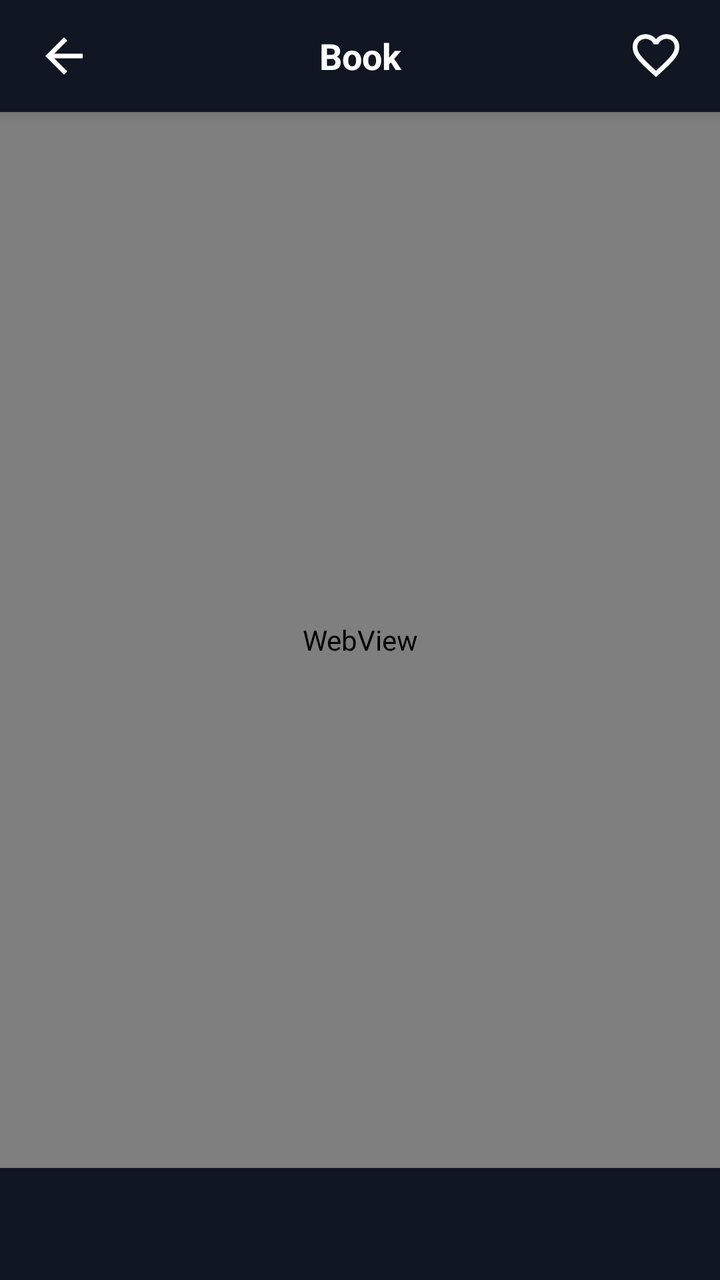
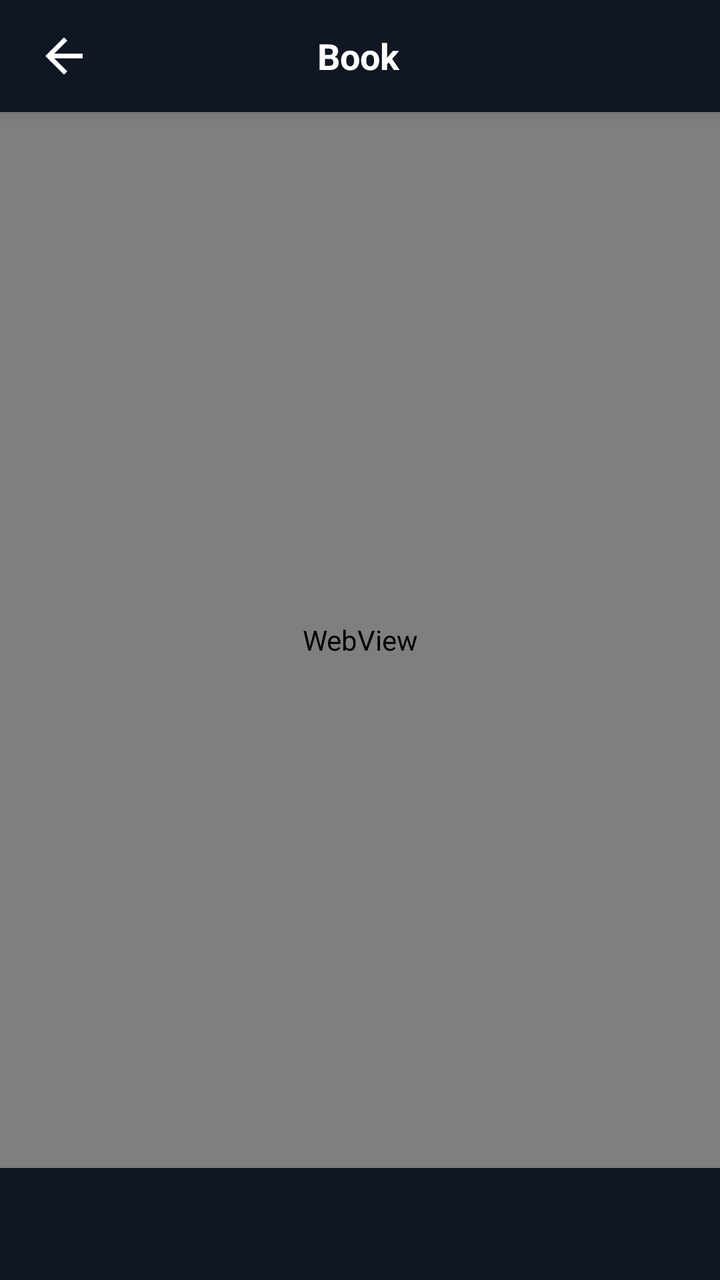

The first picture is an Android layout as it rendered before a commit; the second is the same layout after the commit. The layout source and the unified diff follow.
<!-- AndroidManifest.xml: application theme AppTheme -->
<!-- res/layout/fragment_pdf_reader.xml -->
<?xml version="1.0" encoding="utf-8"?>
<RelativeLayout xmlns:android="http://schemas.android.com/apk/res/android"
    xmlns:app="http://schemas.android.com/apk/res-auto"
    xmlns:tools="http://schemas.android.com/tools"
    android:layout_width="match_parent"
    android:layout_height="match_parent"
    android:background="@color/app_color">

    

    <LinearLayout
        android:id="@+id/top_bar"
        android:layout_width="match_parent"
        android:layout_height="56dp"
        android:orientation="horizontal"
        android:background="@color/app_color"
        android:gravity="center_vertical"
        android:paddingStart="8dp"
        android:paddingEnd="8dp"
        android:elevation="4dp">

        <ImageButton
            android:id="@+id/back_button"
            android:layout_width="48dp"
            android:layout_height="48dp"
            android:src="@drawable/ic_arrow_back"
            android:background="?attr/selectableItemBackgroundBorderless"
            app:tint="@color/white" />

        <TextView
            android:id="@+id/book_title"
            android:layout_width="0dp"
            android:layout_height="wrap_content"
            android:layout_weight="1"
            android:text="Book"
            android:textColor="@color/white"
            android:textSize="18sp"
            android:textStyle="bold"
            android:gravity="center"
            android:maxLines="1"
            android:ellipsize="end" />



        <ImageButton
            android:id="@+id/like_button"
            android:layout_width="48dp"
            android:layout_height="48dp"
            android:src="@drawable/ic_like"
            android:background="?attr/selectableItemBackgroundBorderless"
            app:tint="@color/white" />

    </LinearLayout>



    

    <WebView
        android:id="@+id/pdf_webview"
        android:layout_width="match_parent"
        android:layout_height="match_parent"
        android:layout_above="@id/bottom_bar"
        android:layout_below="@+id/top_bar"
        android:overScrollMode="never"
        android:scrollbars="none" />

    

    <LinearLayout
        android:id="@+id/bottom_bar"
        android:layout_width="match_parent"
        android:layout_height="56dp"
        android:layout_alignParentBottom="true"
        android:orientation="horizontal"
        android:background="@color/app_color"
        android:gravity="center"
        android:elevation="4dp">

        <TextView
            android:id="@+id/page_number"
            android:layout_width="wrap_content"
            android:layout_height="wrap_content"
            android:text=""
            android:textColor="@color/white"
            android:textSize="24sp"
            android:textStyle="bold" />

    </LinearLayout>

</RelativeLayout>
<!-- resources referenced by this layout -->
<resources>
  <color name="app_color">#101622</color>
  <color name="white">#FFFFFFFF</color>
  <!-- drawable ic_arrow_back (drawable) -->
  <vector xmlns:android="http://schemas.android.com/apk/res/android"
      android:width="28dp"
      android:height="28dp"
      android:viewportWidth="28"
      android:viewportHeight="28">
    <path
        android:pathData="M9.129,15.167L15.663,21.7L14,23.333L4.667,14L14,4.667L15.663,6.3L9.129,12.833H23.333V15.167H9.129Z"
        android:fillColor="#27272A"/>
  </vector>
  <!-- drawable ic_like (drawable) -->
  <vector xmlns:android="http://schemas.android.com/apk/res/android"
      android:width="28dp"
      android:height="28dp"
      android:viewportWidth="28"
      android:viewportHeight="28">
    <path
        android:pathData="M14,24.5L12.308,22.983C10.344,21.214 8.721,19.688 7.438,18.404C6.154,17.121 5.133,15.969 4.375,14.948C3.617,13.927 3.087,12.989 2.785,12.133C2.484,11.278 2.333,10.403 2.333,9.508C2.333,7.681 2.946,6.154 4.171,4.929C5.396,3.704 6.922,3.092 8.75,3.092C9.761,3.092 10.724,3.306 11.637,3.733C12.551,4.161 13.339,4.764 14,5.542C14.661,4.764 15.449,4.161 16.362,3.733C17.276,3.306 18.239,3.092 19.25,3.092C21.078,3.092 22.604,3.704 23.829,4.929C25.054,6.154 25.667,7.681 25.667,9.508C25.667,10.403 25.516,11.278 25.215,12.133C24.913,12.989 24.383,13.927 23.625,14.948C22.867,15.969 21.846,17.121 20.563,18.404C19.279,19.688 17.656,21.214 15.692,22.983L14,24.5ZM14,21.35C15.867,19.678 17.403,18.244 18.608,17.048C19.814,15.852 20.767,14.812 21.467,13.927C22.167,13.042 22.653,12.255 22.925,11.565C23.197,10.874 23.333,10.189 23.333,9.508C23.333,8.342 22.944,7.369 22.167,6.592C21.389,5.814 20.417,5.425 19.25,5.425C18.336,5.425 17.49,5.683 16.712,6.198C15.935,6.713 15.4,7.369 15.108,8.167H12.892C12.6,7.369 12.065,6.713 11.288,6.198C10.51,5.683 9.664,5.425 8.75,5.425C7.583,5.425 6.611,5.814 5.833,6.592C5.056,7.369 4.667,8.342 4.667,9.508C4.667,10.189 4.803,10.874 5.075,11.565C5.347,12.255 5.833,13.042 6.533,13.927C7.233,14.812 8.186,15.852 9.392,17.048C10.597,18.244 12.133,19.678 14,21.35Z"
        android:fillColor="#71717A"/>
  </vector>
  <style name="AppTheme" parent="AppTheme.Dark" />
  <style name="AppTheme.Dark" parent="Theme.MaterialComponents.DayNight.NoActionBar">
          <item name="android:statusBarColor">@color/app_color</item>
          <item name="android:navigationBarColor">@color/app_color</item>
          <item name="android:windowLightStatusBar">false</item>
          <item name="android:windowLightNavigationBar" tools:targetApi="27">false</item>
      </style>
</resources>

<!-- the commit's change to res/layout/fragment_pdf_reader.xml (unified diff, before → after) -->
@@ -29,30 +29,85 @@
 
         <TextView
             android:id="@+id/book_title"
+            android:layout_marginEnd="50dp"
             android:layout_width="0dp"
             android:layout_height="wrap_content"
             android:layout_weight="1"
+            android:gravity="center"
             android:text="Book"
             android:textColor="@color/white"
             android:textSize="18sp"
             android:textStyle="bold"
-            android:gravity="center"
             android:maxLines="1"
             android:ellipsize="end" />
 
-
+        <ImageButton
+            android:id="@+id/search_button"
+            android:layout_width="0dp"
+            android:layout_height="0dp"
+            android:background="?attr/selectableItemBackgroundBorderless"
+            app:tint="@color/white" />
 
         <ImageButton
             android:id="@+id/like_button"
-            android:layout_width="48dp"
-            android:layout_height="48dp"
-            android:src="@drawable/ic_like"
+            android:layout_width="0dp"
+            android:layout_height="0dp"
             android:background="?attr/selectableItemBackgroundBorderless"
             app:tint="@color/white" />
 
     </LinearLayout>
 
+    
 
+    <LinearLayout
+        android:id="@+id/search_layout"
+        android:layout_width="match_parent"
+        android:layout_height="wrap_content"
+        android:layout_below="@id/top_bar"
+        android:orientation="horizontal"
+        android:visibility="gone"
+        android:padding="8dp"
+        android:background="#1E1E1E"
+        android:gravity="center_vertical"
+        android:elevation="6dp">
+
+        <EditText
+            android:id="@+id/search_input"
+            android:layout_width="0dp"
+            android:layout_height="48dp"
+            android:layout_weight="1"
+            android:hint="Search in book..."
+            android:textColor="@color/white"
+            android:textColorHint="#AAAAAA"
+            android:background="@drawable/bg_search"
+            android:paddingStart="16dp"
+            android:paddingEnd="16dp" />
+
+        <TextView
+            android:id="@+id/search_count"
+            android:layout_width="wrap_content"
+            android:layout_height="wrap_content"
+            android:text="0/0"
+            android:textColor="@color/white"
+            android:padding="8dp" />
+
+        <ImageButton
+            android:id="@+id/btn_prev"
+            android:layout_width="40dp"
+            android:layout_height="40dp"
+            android:src="@drawable/ic_arrow_up"
+            android:background="?attr/selectableItemBackgroundBorderless"
+            app:tint="@color/white" />
+
+        <ImageButton
+            android:id="@+id/btn_next"
+            android:layout_width="40dp"
+            android:layout_height="40dp"
+            android:src="@drawable/ic_arrow_down"
+            android:background="?attr/selectableItemBackgroundBorderless"
+            app:tint="@color/white" />
+
+    </LinearLayout>
 
     
 
@@ -60,8 +115,8 @@
         android:id="@+id/pdf_webview"
         android:layout_width="match_parent"
         android:layout_height="match_parent"
+        android:layout_below="@id/search_layout"
         android:layout_above="@id/bottom_bar"
-        android:layout_below="@+id/top_bar"
         android:overScrollMode="never"
         android:scrollbars="none" />
 
<!-- resource entries referenced after the edit -->
@@ -2,6 +2,15 @@
 <resources>
   <color name="app_color">#101622</color>
   <color name="white">#FFFFFFFF</color>
+  <!-- drawable bg_search (drawable) -->
+  <?xml version="1.0" encoding="utf-8"?>
+  <shape xmlns:android="http://schemas.android.com/apk/res/android">
+  
+      <corners android:radius="16dp"/>
+      <solid android:color="@color/bg_search"/>
+  
+  
+  </shape>
   <!-- drawable ic_arrow_back (drawable) -->
   <vector xmlns:android="http://schemas.android.com/apk/res/android"
       android:width="28dp"
@@ -12,17 +21,29 @@
         android:pathData="M9.129,15.167L15.663,21.7L14,23.333L4.667,14L14,4.667L15.663,6.3L9.129,12.833H23.333V15.167H9.129Z"
         android:fillColor="#27272A"/>
   </vector>
-  <!-- drawable ic_like (drawable) -->
+  <!-- drawable ic_arrow_down (drawable) -->
+  <?xml version="1.0" encoding="utf-8"?>
   <vector xmlns:android="http://schemas.android.com/apk/res/android"
-      android:width="28dp"
-      android:height="28dp"
-      android:viewportWidth="28"
-      android:viewportHeight="28">
+      android:width="24dp"
+      android:height="24dp"
+      android:viewportWidth="24"
+      android:viewportHeight="24">
+      <path
+          android:fillColor="#71717A"
+          android:pathData="M7,10l5,5 5,-5z"/>
+  </vector>
+  <!-- drawable ic_arrow_up (drawable) -->
+  <vector xmlns:android="http://schemas.android.com/apk/res/android"
+      android:width="24dp"
+      android:height="24dp"
+      android:viewportWidth="960"
+      android:viewportHeight="960">
     <path
-        android:pathData="M14,24.5L12.308,22.983C10.344,21.214 8.721,19.688 7.438,18.404C6.154,17.121 5.133,15.969 4.375,14.948C3.617,13.927 3.087,12.989 2.785,12.133C2.484,11.278 2.333,10.403 2.333,9.508C2.333,7.681 2.946,6.154 4.171,4.929C5.396,3.704 6.922,3.092 8.75,3.092C9.761,3.092 10.724,3.306 11.637,3.733C12.551,4.161 13.339,4.764 14,5.542C14.661,4.764 15.449,4.161 16.362,3.733C17.276,3.306 18.239,3.092 19.25,3.092C21.078,3.092 22.604,3.704 23.829,4.929C25.054,6.154 25.667,7.681 25.667,9.508C25.667,10.403 25.516,11.278 25.215,12.133C24.913,12.989 24.383,13.927 23.625,14.948C22.867,15.969 21.846,17.121 20.563,18.404C19.279,19.688 17.656,21.214 15.692,22.983L14,24.5ZM14,21.35C15.867,19.678 17.403,18.244 18.608,17.048C19.814,15.852 20.767,14.812 21.467,13.927C22.167,13.042 22.653,12.255 22.925,11.565C23.197,10.874 23.333,10.189 23.333,9.508C23.333,8.342 22.944,7.369 22.167,6.592C21.389,5.814 20.417,5.425 19.25,5.425C18.336,5.425 17.49,5.683 16.712,6.198C15.935,6.713 15.4,7.369 15.108,8.167H12.892C12.6,7.369 12.065,6.713 11.288,6.198C10.51,5.683 9.664,5.425 8.75,5.425C7.583,5.425 6.611,5.814 5.833,6.592C5.056,7.369 4.667,8.342 4.667,9.508C4.667,10.189 4.803,10.874 5.075,11.565C5.347,12.255 5.833,13.042 6.533,13.927C7.233,14.812 8.186,15.852 9.392,17.048C10.597,18.244 12.133,19.678 14,21.35Z"
-        android:fillColor="#71717A"/>
+        android:pathData="M480,432 L296,616l-56,-56 240,-240 240,240 -56,56 -184,-184Z"
+        android:fillColor="#e3e3e3"/>
   </vector>
   <style name="AppTheme" parent="AppTheme.Dark" />
+  <color name="bg_search">#27272A</color>
   <style name="AppTheme.Dark" parent="Theme.MaterialComponents.DayNight.NoActionBar">
           <item name="android:statusBarColor">@color/app_color</item>
           <item name="android:navigationBarColor">@color/app_color</item>
